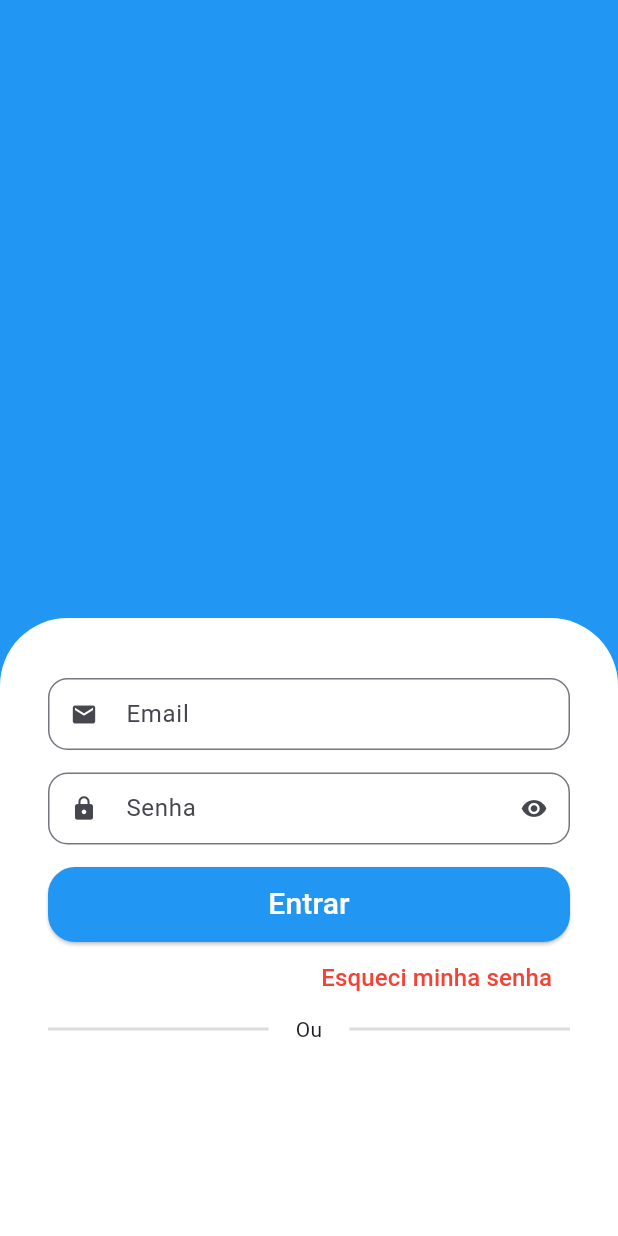
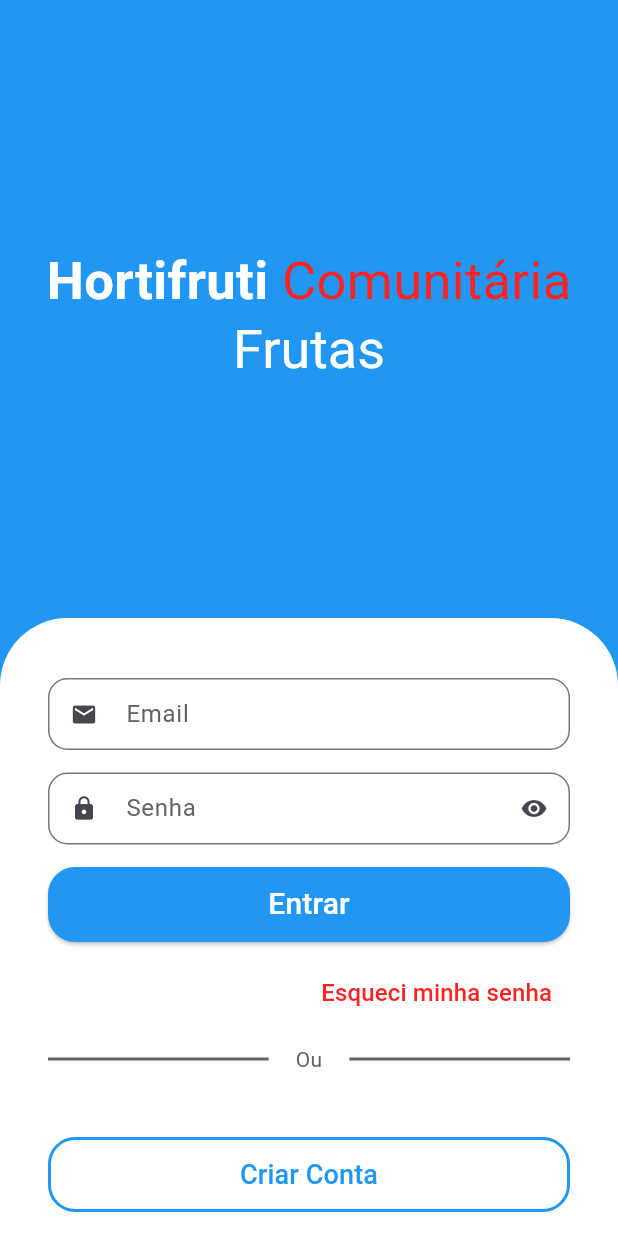
Before and after one commit to Eric-Coutinho/Flutter-App-Unicesumar, a Flutter app: the screen it shows after launch, on a phone screen of 412 x 824 dp. Run offline on Flutter 3.47's test engine with Material 3 defaults, Android fonts, the phone set to English and light mode, and no system bars; drawn by our look-alikes of animated_text_kit.

Commit message:
Finished Login Page, changed text styles and created custom colors

```diff
--- a/lib/main.dart
+++ b/lib/main.dart
@@ -1,5 +1,6 @@
 import 'package:flutter/material.dart';
 import 'package:flutter_application_1/src/auth/login_screen.dart';
+import 'package:flutter_application_1/src/config/custom_colors.dart';
 
 void main() {
   runApp(const MyApp());
@@ -18,7 +19,7 @@ class MyApp extends StatelessWidget {
         brightness: Brightness.light,
       ),
       darkTheme: ThemeData(
-        colorSchemeSeed: Colors.blue,
+        colorSchemeSeed: CustomColors.customizedAppColor,
         useMaterial3: true,
         brightness: Brightness.dark
       ),
--- a/lib/src/auth/components/text_form.dart
+++ b/lib/src/auth/components/text_form.dart
@@ -1,4 +1,5 @@
 import 'package:flutter/material.dart';
+import 'package:flutter_application_1/src/config/custom_colors.dart';
 
 class TextForm extends StatefulWidget {
   final IconData icon;
@@ -22,11 +23,13 @@ class _TextFormState extends State<TextForm> {
     super.initState();
     isObscure = widget.isSecret;
   }
+
   @override
   Widget build(BuildContext context) {
     return Padding(
         padding: const EdgeInsets.only(bottom: 15),
         child: TextFormField(
+          style: TextStyle(color: CustomColors.inputTextColor),
           obscureText: isObscure,
           decoration: InputDecoration(
             prefixIcon: Icon(widget.icon),
@@ -37,13 +40,14 @@ class _TextFormState extends State<TextForm> {
                         isObscure = !isObscure;
                       });
                     },
-                  icon: Icon(isObscure ? Icons.visibility : Icons.visibility_off))
+                    icon: Icon(
+                        isObscure ? Icons.visibility : Icons.visibility_off))
                 : null,
             labelText: widget.label,
             isDense: true,
             border: OutlineInputBorder(borderRadius: BorderRadius.circular(13)),
+            labelStyle: TextStyle(color: CustomColors.inputTextColor),
           ),
-      ),
-    );
+        ));
   }
 }
--- a/lib/src/auth/login_screen.dart
+++ b/lib/src/auth/login_screen.dart
@@ -1,5 +1,7 @@
+import 'package:animated_text_kit/animated_text_kit.dart';
 import 'package:flutter/material.dart';
 import 'package:flutter_application_1/src/auth/components/text_form.dart';
+import 'package:flutter_application_1/src/config/custom_colors.dart';
 
 void main() {
   runApp(const LoginScreen());
@@ -10,18 +12,72 @@ class LoginScreen extends StatelessWidget {
 
   @override
   Widget build(BuildContext context) {
+    final screenSize = MediaQuery.of(context).size;
+
     return Scaffold(
-      backgroundColor: Colors.blue,
-      body: Column(
+      backgroundColor: CustomColors.customizedAppColor,
+      body: SingleChildScrollView(
+        child: SizedBox(
+          height: screenSize.height,
+          child: Column(
             children: [
               Expanded(
-              child: Container(
-            color: Colors.blue,
+                  child: Column(
+                mainAxisAlignment: MainAxisAlignment.center,
+                children: [
+                  Text.rich(TextSpan(
+                    style: const TextStyle(fontSize: 35),
+                    children: [
+                      const TextSpan(
+                          text: 'Hortifruti ',
+                          style: TextStyle(
+                              color: Colors.white,
+                              fontWeight: FontWeight.bold)),
+                      TextSpan(
+                          text: 'Comunitária',
+                          style: TextStyle(
+                              color: CustomColors.customizedContrastColor)),
+                    ],
+                  )),
+                  SizedBox(
+                    height: 38,
+                    child: DefaultTextStyle(
+                      style: const TextStyle(
+                          fontSize: 36,
+                          fontWeight: FontWeight.w400,
+                          color: Colors.white),
+                      child: AnimatedTextKit(
+                        repeatForever: true,
+                        pause: const Duration(milliseconds: 500),
+                        animatedTexts: [
+                          FadeAnimatedText(
+                            'Frutas',
+                          ),
+                          FadeAnimatedText(
+                            'Verduras',
+                          ),
+                          FadeAnimatedText(
+                            'Legumes',
+                          ),
+                          FadeAnimatedText(
+                            'Carnes',
+                          ),
+                          FadeAnimatedText(
+                            'Cereais',
+                          ),
+                          FadeAnimatedText(
+                            'Laticinios',
+                          ),
+                        ],
+                      ),
+                    ),
+                  ),
+                ],
               )),
               Expanded(
                   child: Container(
-                  padding:
-                      const EdgeInsets.symmetric(horizontal: 32, vertical: 40),
+                      padding: const EdgeInsets.symmetric(
+                          horizontal: 32, vertical: 40),
                       decoration: const BoxDecoration(
                           color: Color.fromARGB(255, 255, 255, 255),
                           borderRadius:
@@ -36,50 +92,84 @@ class LoginScreen extends StatelessWidget {
                               height: 50,
                               child: ElevatedButton(
                                   style: ElevatedButton.styleFrom(
-                                  backgroundColor: Colors.blue,
+                                      backgroundColor:
+                                          CustomColors.customizedAppColor,
                                       shape: RoundedRectangleBorder(
-                                      borderRadius: BorderRadius.circular(18))),
+                                          borderRadius:
+                                              BorderRadius.circular(18))),
                                   onPressed: () {},
                                   child: const Text(
                                     'Entrar',
                                     style: TextStyle(
                                         color: Colors.white, fontSize: 20),
                                   ))),
-                      Align(
+                          Padding(
+                            padding: const EdgeInsets.symmetric(vertical: 10),
+                            child: Align(
                               alignment: Alignment.centerRight,
                               child: TextButton(
                                   onPressed: () {},
-                            child: const Text(
+                                  child: Text(
                                     'Esqueci minha senha',
-                              style: TextStyle(color: Colors.red, fontSize: 16),
+                                    style: TextStyle(
+                                        color: CustomColors
+                                            .customizedContrastColor,
+                                        fontSize: 16),
                                   )),
                             ),
-                      Row(
+                          ),
+                          Padding(
+                            padding: const EdgeInsets.only(bottom: 42),
+                            child: Row(
                               children: [
                                 Expanded(
                                     child: Divider(
-                              color: Colors.grey.withAlpha(90),
+                                  color: CustomColors.inputTextColor,
                                   thickness: 2,
-                            )
-                          ),
-                          const Padding(
-                            padding: EdgeInsets.symmetric(horizontal: 18),
+                                )),
+                                Padding(
+                                  padding: const EdgeInsets.symmetric(
+                                      horizontal: 18),
                                   child: Text(
                                     'Ou',
+                                    style: TextStyle(
+                                        color: CustomColors.inputTextColor),
                                   ),
                                 ),
                                 Expanded(
                                     child: Divider(
-                              color: Colors.grey.withAlpha(90),
+                                  color: CustomColors.inputTextColor,
                                   thickness: 2,
-                            )
+                                )),
+                              ],
                             ),
-                        ],
-                      )
+                          ),
+                          SizedBox(
+                            height: 50,
+                            child: OutlinedButton(
+                                style: OutlinedButton.styleFrom(
+                                    shape: RoundedRectangleBorder(
+                                        borderRadius: BorderRadius.circular(18),
+                                        side: const BorderSide(
+                                          width: 3,
+                                        )),
+                                    side: BorderSide(
+                                        color: CustomColors.customizedAppColor,
+                                        width: 2)),
+                                onPressed: () {},
+                                child: Text(
+                                  'Criar Conta',
+                                  style: TextStyle(
+                                      fontSize: 18,
+                                      color: CustomColors.customizedAppColor),
+                                )),
+                          ),
                         ],
                       ))),
             ],
           ),
+        ),
+      ),
     );
   }
 }
--- /dev/null
+++ b/lib/src/config/custom_colors.dart
@@ -0,0 +1,22 @@
+import 'package:flutter/material.dart';
+
+abstract class CustomColors {
+    static final Map<int, Color> _opacity = {
+      50: const Color(0xFFE3F2FD),
+      100: const Color(0XFFBBDEFB),
+      200: const Color(0xFF90CAF9),
+      300: const Color(0xFF64B5F6),
+      400: const Color(0xFF42A5F5),
+      500: const Color(0xFF2196F3),
+      600: const Color(0xFF1E88E5),
+      700: const Color(0xFF1976D2),
+      800: const Color(0xFF1565C0),
+      900: const Color(0xFF0D47A1),
+    };
+
+    static Color customizedContrastColor = const Color.fromARGB(255, 253, 35, 35);
+
+    static MaterialColor customizedAppColor = MaterialColor(0xFF2196F3, _opacity);
+
+    static Color inputTextColor = const Color.fromARGB(255, 99, 99, 99);
+}
--- a/pubspec.yaml
+++ b/pubspec.yaml
@@ -35,6 +35,7 @@ dependencies:
   # The following adds the Cupertino Icons font to your application.
   # Use with the CupertinoIcons class for iOS style icons.
   cupertino_icons: ^1.0.8
+  animated_text_kit: ^4.2.2
 
 dev_dependencies:
   flutter_test:
```
Also changed, not shown: pubspec.lock. Lines whose indentation alone changed are shown as unchanged.
